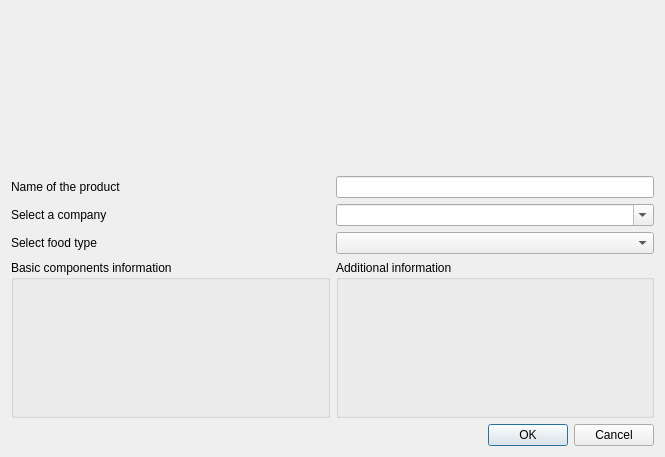
turulomio/caloriestracker, file caloriestracker/ui/frmProductsAdd.ui: the form before one commit.
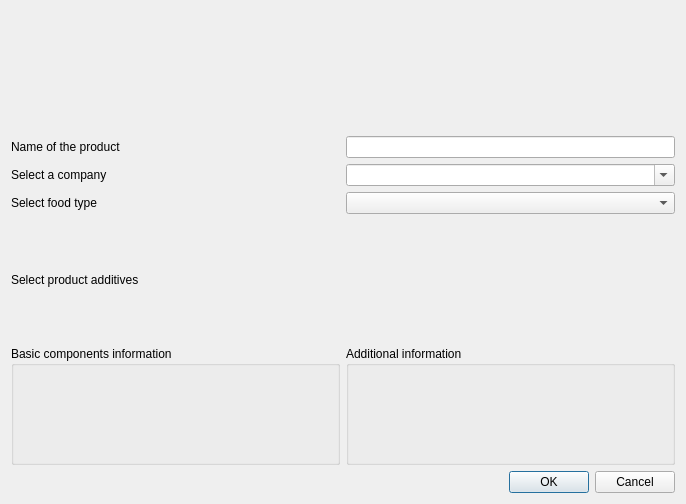
The form after the commit. Icons and pictures are not drawn. Custom widgets are drawn as their Qt base class.

Diff of the .ui file:
```diff
--- a/caloriestracker/ui/frmProductsAdd.ui
+++ b/caloriestracker/ui/frmProductsAdd.ui
@@ -9,8 +9,8 @@
    <rect>
     <x>0</x>
     <y>0</y>
-    <width>665</width>
-    <height>457</height>
+    <width>686</width>
+    <height>504</height>
    </rect>
   </property>
   <property name="windowTitle">
@@ -106,6 +106,20 @@
        </item>
       </layout>
      </item>
+     <item>
+      <layout class="QHBoxLayout" name="horizontalLayout_5">
+       <item>
+        <widget class="QLabel" name="label_4">
+         <property name="text">
+          <string>Select product additives</string>
+         </property>
+        </widget>
+       </item>
+       <item>
+        <widget class="cmbManagerSelector" name="cmbsAdditives" native="true"/>
+       </item>
+      </layout>
+     </item>
      <item>
       <layout class="QHBoxLayout" name="horizontalLayout_15">
        <item>
@@ -179,7 +193,13 @@
   <customwidget>
    <class>myQLineEditPlus</class>
    <extends>QWidget</extends>
-   <header>myqlineedit</header>
+   <header location="global">myqlineedit</header>
+   <container>1</container>
+  </customwidget>
+  <customwidget>
+   <class>cmbManagerSelector</class>
+   <extends>QWidget</extends>
+   <header location="global">frmSelector</header>
    <container>1</container>
   </customwidget>
  </customwidgets>
```
